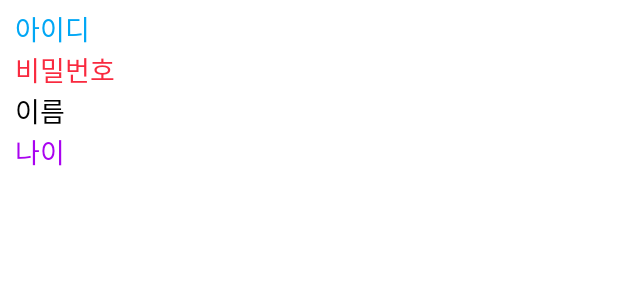
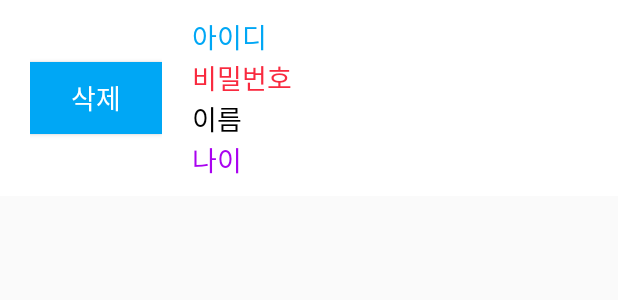
Before and after one commit to Kassia-99/Android_Studio_Tutorial, an Android app: the layout user.xml on its own in the app's theme, with its tools: preview values and no code run, on a phone screen of 412 x 824 dp. Shown: the top 300 px of the screen. Run offline under Robolectric (Android 15) with nearby library versions, the phone set to English and light mode, and no system bars; network calls fail.

Commit message:
make User Management Project: Step 8

```diff
--- a/Management/app/src/main/java/com/example/sungwookang/management/ManagementActivity.java
+++ b/Management/app/src/main/java/com/example/sungwookang/management/ManagementActivity.java
@@ -26,7 +26,7 @@ public class ManagementActivity extends AppCompatActivity {
 
         listView = (ListView) findViewById(R.id.listView);
         userList = new ArrayList<User>();
-        adapter = new UserListAdapter(getApplicationContext(), userList);
+        adapter = new UserListAdapter(getApplicationContext(), userList, this);
         listView.setAdapter(adapter);
 
         try {
@@ -41,7 +41,8 @@ public class ManagementActivity extends AppCompatActivity {
                 userName = object.getString("userName");
                 userAge = object.getString("userAge");
                 User user = new User(userID, userPassword, userName, userAge);
-                userList.add(user);
+                if(!userID.equals("admin"))
+                    userList.add(user);
                 count++;
             }
         }
--- a/Management/app/src/main/java/com/example/sungwookang/management/RegisterActivity.java
+++ b/Management/app/src/main/java/com/example/sungwookang/management/RegisterActivity.java
@@ -50,8 +50,7 @@ public class RegisterActivity extends AppCompatActivity {
                                         .setPositiveButton("확인", null)
                                         .create()
                                         .show();
-                                Intent intent = new Intent(RegisterActivity.this, LoginActivity.class);
-                                RegisterActivity.this.startActivity(intent);
+                                finish();
                             }
                             else
                             {
--- a/Management/app/src/main/res/layout/user.xml
+++ b/Management/app/src/main/res/layout/user.xml
@@ -3,8 +3,37 @@
     xmlns:app="http://schemas.android.com/apk/res-auto"
     xmlns:tools="http://schemas.android.com/tools"
     android:layout_width="match_parent"
+    android:layout_height="wrap_content"
+    android:background="#ffffff"
+    android:orientation="horizontal"
+    android:paddingBottom="5dp"
+    android:paddingLeft="10dp"
+    android:paddingRight="10dp"
+    android:paddingTop="5dp">
+
+    <LinearLayout
+        android:layout_width="wrap_content"
         android:layout_height="match_parent"
-    android:background="#ffffff"
+        android:orientation="vertical"
+        android:gravity="center"
+        android:paddingBottom="5dp"
+        android:paddingLeft="10dp"
+        android:paddingRight="10dp"
+        android:paddingTop="5dp">
+
+        <Button
+            android:layout_width="wrap_content"
+            android:layout_height="wrap_content"
+            android:text="@string/삭제"
+            android:background="#00a7f5"
+            android:textColor="#fff"
+            android:textSize="18sp"
+            android:id="@+id/deleteButton"/>
+
+    </LinearLayout>
+    <LinearLayout
+        android:layout_width="match_parent"
+        android:layout_height="wrap_content"
         android:orientation="vertical"
         android:paddingBottom="5dp"
         android:paddingLeft="10dp"
@@ -42,4 +71,7 @@
             android:text="@string/나이"
             android:textSize="18sp"
             android:textColor="#a902f0"/>
+
     </LinearLayout>
+
+</LinearLayout>
--- a/Management/app/src/main/res/values/strings.xml
+++ b/Management/app/src/main/res/values/strings.xml
@@ -7,4 +7,5 @@
     <string name="회원가입">회원가입</string>
     <string name="회원관리">회원관리</string>
     <string name="로그인">로그인</string>
+    <string name="삭제">삭제</string>
 </resources>
```
Also changed, not shown: Management/app/src/main/java/com/example/sungwookang/management/DeleteRequest.java (added, +29 -0 lines), Management/app/src/main/java/com/example/sungwookang/management/UserListAdapter.java (+40 -3 lines), 1 other file. Lines whose indentation alone changed are shown as unchanged.
